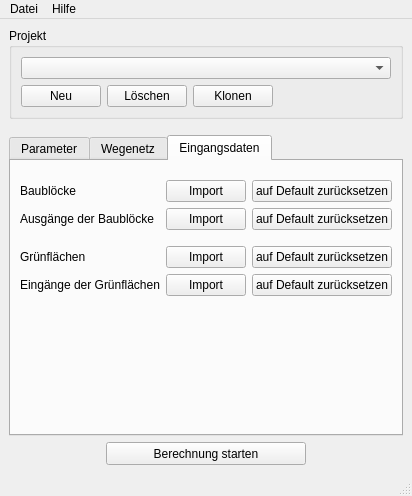
Before: the Qt Designer form ui/OTP_main_window.ui in GertzGutscheRuemenapp/gruenflaechenbewertung, drawn with Qt 5.
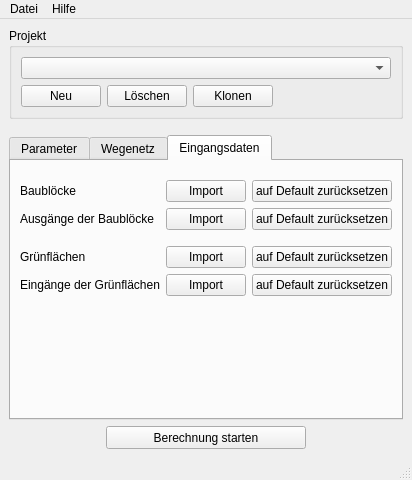
After: the same form once the commit is applied. The open tabs and pages were chosen to show the change.

```diff
--- a/ui/OTP_main_window.ui
+++ b/ui/OTP_main_window.ui
@@ -6,8 +6,8 @@
    <rect>
     <x>0</x>
     <y>0</y>
-    <width>397</width>
-    <height>496</height>
+    <width>391</width>
+    <height>480</height>
    </rect>
   </property>
   <property name="windowTitle">
```
Left out of the diff: 305 changed lines with no effect on the pictures.
